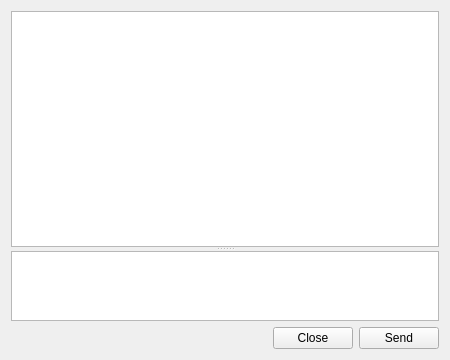
This is src/ui/ChatWindow.ui in chloerei/qtalk as Qt 5 draws it before an edit. The edited form follows.
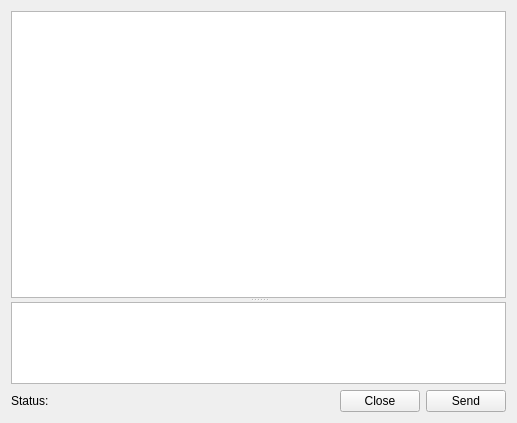
This is the edited form.

Commit message: send message both plant text and html. echo chat state.

```diff
--- a/src/ui/ChatWindow.ui
+++ b/src/ui/ChatWindow.ui
@@ -6,8 +6,8 @@
    <rect>
     <x>0</x>
     <y>0</y>
-    <width>450</width>
-    <height>360</height>
+    <width>517</width>
+    <height>423</height>
    </rect>
   </property>
   <property name="windowTitle">
@@ -19,7 +19,7 @@
      <property name="orientation">
       <enum>Qt::Vertical</enum>
      </property>
-     <widget class="QTextEdit" name="messageBrowse">
+     <widget class="QTextBrowser" name="messageBrowser">
       <property name="sizePolicy">
        <sizepolicy hsizetype="Expanding" vsizetype="Expanding">
         <horstretch>0</horstretch>
@@ -42,6 +42,13 @@
    </item>
    <item>
     <layout class="QHBoxLayout" name="horizontalLayout">
+     <item>
+      <widget class="QLabel" name="stateLabel">
+       <property name="text">
+        <string>Status:</string>
+       </property>
+      </widget>
+     </item>
      <item>
       <spacer name="horizontalSpacer">
        <property name="orientation">
```
Left out of the diff: 3 changed lines with no effect on the pictures. The commit also changes 5 other files.
